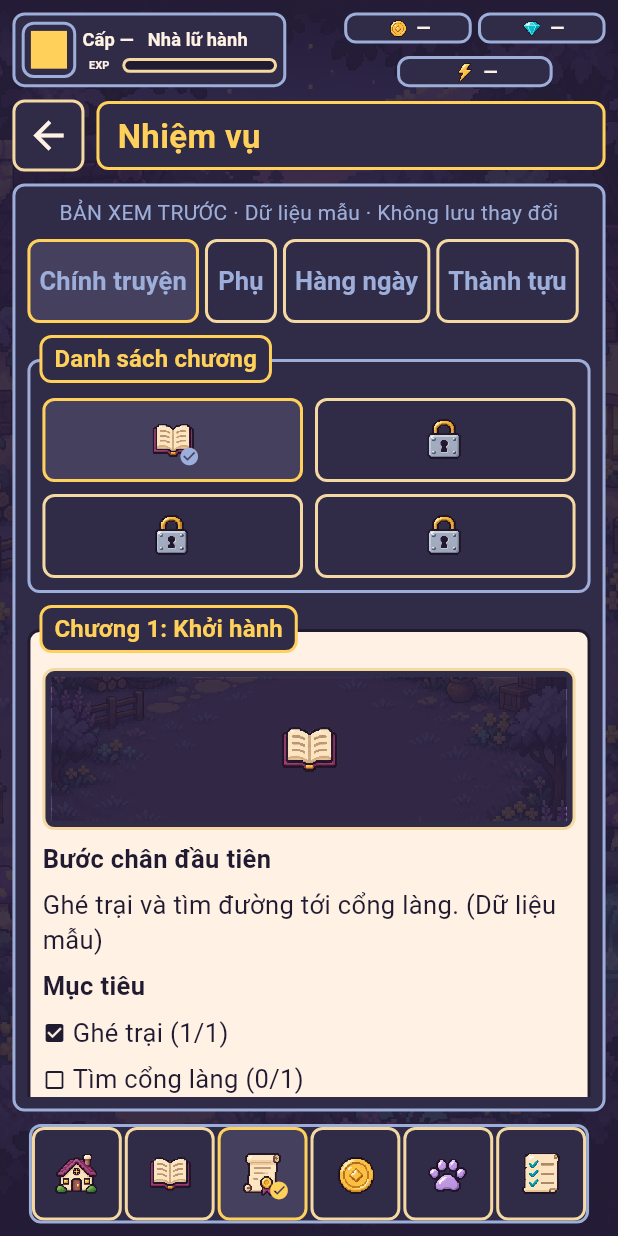
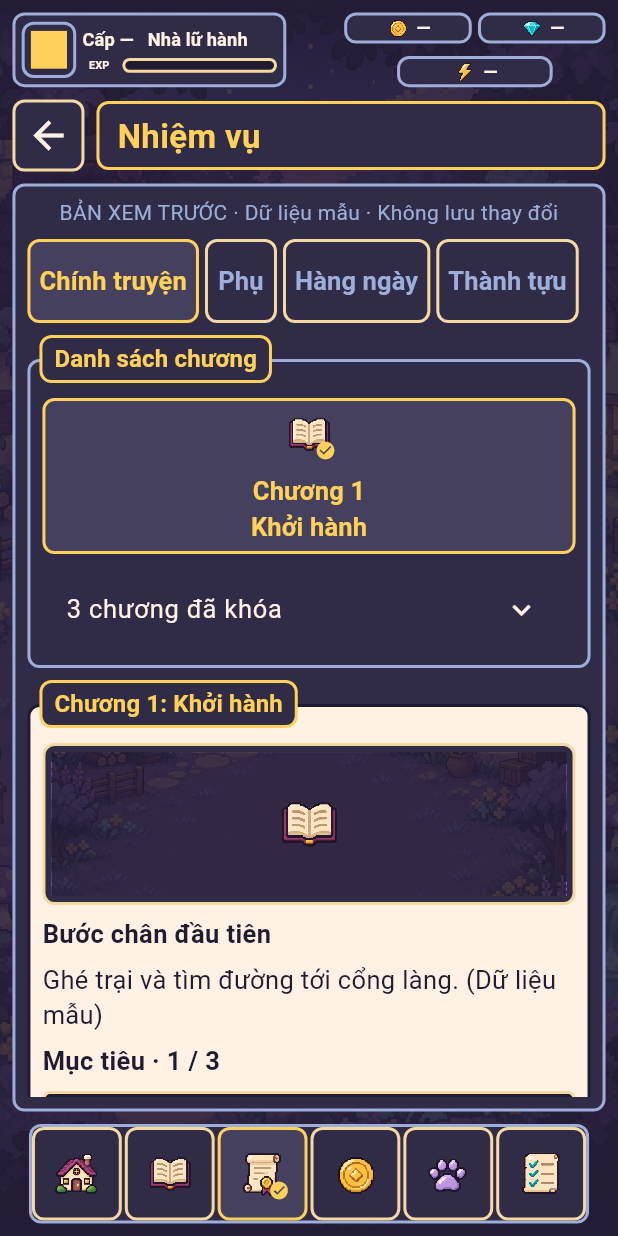
Before and after one commit to majinbaka/ham-master, a Flutter app: the screen it shows after launch, item 3 of the bottom bar chosen, on a phone screen of 412 x 824 dp. Run offline on Flutter 3.47's test engine with Material 3 defaults, Android fonts, the phone set to English and light mode, and no system bars; our stand-ins replace flutter_riverpod, go_router.

Commit message:
feat: clarify quest objectives and sample rewards
Keep the current chapter prominent and collapse locked chapters. Add a readable objective track and named reward cards on cream paper; preserve selected color on read-only controls.

```diff
--- a/lib/app/presentation/menu_button.dart
+++ b/lib/app/presentation/menu_button.dart
@@ -38,7 +38,9 @@ class MenuButton extends StatelessWidget {
         style: TextButton.styleFrom(
           minimumSize: const Size(48, 56),
           foregroundColor: selected ? PixelUiColors.gold : PixelUiColors.paper,
-          disabledForegroundColor: PixelUiColors.cool,
+          disabledForegroundColor: selected
+              ? PixelUiColors.gold
+              : PixelUiColors.cool,
           backgroundColor: selected
               ? PixelUiColors.raised
               : PixelUiColors.surface,
--- a/lib/features/quests/presentation/quest_detail.dart
+++ b/lib/features/quests/presentation/quest_detail.dart
@@ -21,7 +21,8 @@ class QuestDetail extends StatelessWidget {
         const MenuPreview(icon: PixelIconKind.story),
         const Text('Bước chân đầu tiên', style: GameTypography.heading),
         const Text('Ghé trại và tìm đường tới cổng làng. (Dữ liệu mẫu)'),
-        const Text('Mục tiêu', style: GameTypography.heading),
+        const Text('Mục tiêu · 1 / 3', style: GameTypography.heading),
+        const PixelProgress(value: 1 / 3, label: 'Tiến độ nhiệm vụ mẫu: 1 / 3'),
         for (final (done, label) in const [
           (true, 'Ghé trại (1/1)'),
           (false, 'Tìm cổng làng (0/1)'),
@@ -32,7 +33,7 @@ class QuestDetail extends StatelessWidget {
             children: [
               Icon(
                 done ? Icons.check_box : Icons.check_box_outline_blank,
-                size: 16,
+                size: 24,
                 color: PixelUiColors.outline,
               ),
               Expanded(child: Text(label)),
@@ -40,8 +41,8 @@ class QuestDetail extends StatelessWidget {
           ),
         const Text('Phần thưởng', style: GameTypography.heading),
         MenuGrid(
-          minItemWidth: 60,
-          maxColumns: 4,
+          minItemWidth: 120,
+          maxColumns: 2,
           children: [
             for (final (icon, label, value) in const [
               (PixelIconKind.story, 'Kinh nghiệm', '50'),
@@ -53,7 +54,11 @@ class QuestDetail extends StatelessWidget {
                 label: '$label: $value',
                 excludeSemantics: true,
                 child: Column(
-                  children: [PixelIcon(icon, size: 36), Text(value)],
+                  children: [
+                    PixelIcon(icon, size: 36),
+                    Text(label, textAlign: TextAlign.center),
+                    Text(value, style: GameTypography.heading),
+                  ],
                 ),
               ),
           ],
--- a/lib/features/quests/presentation/quest_screen.dart
+++ b/lib/features/quests/presentation/quest_screen.dart
@@ -50,22 +50,36 @@ class _ChapterList extends StatelessWidget {
   @override
   Widget build(BuildContext context) => MenuPanel(
     title: 'Danh sách chương',
-    child: MenuGrid(
+    child: Column(
+      crossAxisAlignment: CrossAxisAlignment.stretch,
+      spacing: 8,
+      children: [
+        const MenuButton(
+          label: 'Chương 1\nKhởi hành',
+          icon: PixelIconKind.story,
+          showLabel: true,
+          selected: true,
+          onPressed: null,
+        ),
+        ExpansionTile(
+          title: const Text('3 chương đã khóa'),
+          children: [
+            MenuGrid(
               children: [
                 for (final (index, name) in const [
-          'Khởi hành',
                   'Bên kia đồi',
                   'Lối mòn cũ',
                   'Chân trời mới',
                 ].indexed)
-          Semantics(
-            label: index == 0 ? null : 'Đã khóa',
-            child: MenuButton(
-              label: 'Chương ${index + 1}\n$name',
-              icon: index == 0 ? PixelIconKind.story : PixelIconKind.lock,
-              selected: index == 0,
+                  MenuButton(
+                    label: 'Chương ${index + 2}\n$name\nĐã khóa',
+                    icon: PixelIconKind.lock,
+                    showLabel: true,
                     onPressed: null,
                   ),
+              ],
+            ),
+          ],
         ),
       ],
     ),
```
Also changed, not shown: docs/art/runtime-preview/quests.png, 1 other file. Lines whose indentation alone changed are shown as unchanged.
